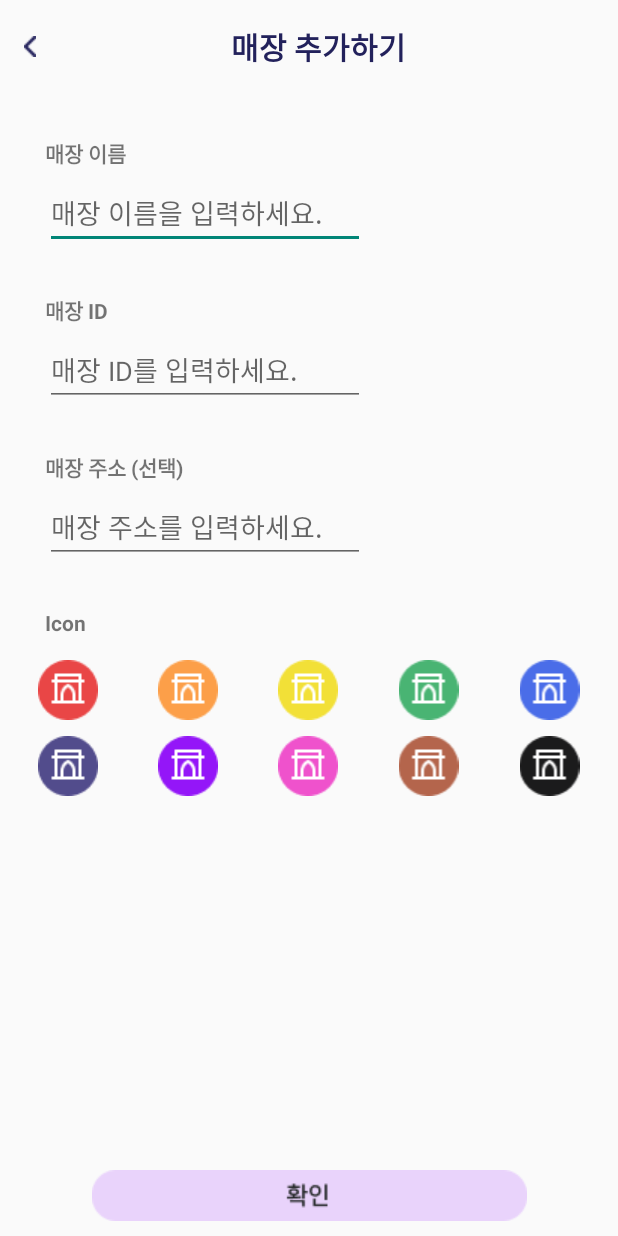
After one commit to DainChoi/Alibi_O, an Android app: the WorkaddActivity screen opened directly, with no data from a screen before it, on a phone screen of 412 x 824 dp. The commit adds this screen. Run offline under Robolectric (Android 15) with nearby library versions, the phone set to English and light mode, and no system bars.

Commit message:
매장추가하기

```diff
--- a/app/src/main/AndroidManifest.xml
+++ b/app/src/main/AndroidManifest.xml
@@ -9,11 +9,12 @@
         android:roundIcon="@mipmap/ic_launcher_round"
         android:supportsRtl="true"
         android:theme="@style/Theme.AppCompat.Light.NoActionBar">
-        <activity android:name=".ModifyActivity"></activity>
+        <activity android:name=".WorkaddActivity"></activity>
+        <activity android:name=".ModifyActivity" />
         <activity android:name=".WorkActivity" />
         <activity
             android:name=".SplashActivity"
-            android:theme="@style/SplashTheme"></activity>
+            android:theme="@style/SplashTheme" />
         <activity android:name=".LoginActivity" />
         <activity android:name=".RegisterActivity" />
         <activity android:name=".MainActivity">
--- a/app/src/main/java/com/dproject/alibi_o/MainActivity.java
+++ b/app/src/main/java/com/dproject/alibi_o/MainActivity.java
@@ -66,6 +66,17 @@ public class MainActivity extends AppCompatActivity {
             }
         });
 
+        ImageButton btn_workadd = findViewById(R.id.btn_workadd);
+        btn_workadd.setOnClickListener(new View.OnClickListener() {
+            @Override
+            public void onClick(View v) {
+
+                Intent intent = new Intent(MainActivity.this, WorkaddActivity.class);
+                startActivity(intent);
+                finish();
+            }
+        });
+
         // 탈퇴 처리
         // mFirebaseAuth.getCurrentUser().delete();
     }
--- /dev/null
+++ b/app/src/main/java/com/dproject/alibi_o/WorkaddActivity.java
@@ -0,0 +1,28 @@
+package com.dproject.alibi_o;
+
+import androidx.appcompat.app.AppCompatActivity;
+
+import android.content.Intent;
+import android.os.Bundle;
+import android.view.View;
+import android.widget.ImageButton;
+
+public class WorkaddActivity extends AppCompatActivity {
+
+    @Override
+    protected void onCreate(Bundle savedInstanceState) {
+        super.onCreate(savedInstanceState);
+        setContentView(R.layout.activity_workadd);
+
+        ImageButton btn_back = findViewById(R.id.btn_back);
+        btn_back.setOnClickListener(new View.OnClickListener() {
+            @Override
+            public void onClick(View v) {
+
+                Intent intent = new Intent(WorkaddActivity.this, MainActivity.class);
+                startActivity(intent);
+                finish();
+            }
+        });
+    }
+}
--- a/app/src/main/res/layout/activity_main.xml
+++ b/app/src/main/res/layout/activity_main.xml
@@ -40,6 +40,17 @@
         app:layout_constraintStart_toStartOf="parent"
         app:layout_constraintTop_toTopOf="parent" />
 
+    <ImageButton
+        android:id="@+id/btn_workadd"
+        android:layout_width="wrap_content"
+        android:layout_height="wrap_content"
+        android:layout_marginBottom="10dp"
+        android:background="#00FFFFFF"
+        android:src="@drawable/btn_workadd2"
+        app:layout_constraintBottom_toBottomOf="parent"
+        app:layout_constraintEnd_toEndOf="parent"
+        app:layout_constraintStart_toStartOf="parent" />
+
     <Button
         android:id="@+id/btn_move"
         android:layout_width="wrap_content"
@@ -49,4 +60,5 @@
         app:layout_constraintEnd_toEndOf="parent"
         app:layout_constraintStart_toStartOf="parent" />
 
+
 </androidx.constraintlayout.widget.ConstraintLayout>
--- /dev/null
+++ b/app/src/main/res/layout/activity_workadd.xml
@@ -0,0 +1,201 @@
+<?xml version="1.0" encoding="utf-8"?>
+<androidx.constraintlayout.widget.ConstraintLayout xmlns:android="http://schemas.android.com/apk/res/android"
+    xmlns:app="http://schemas.android.com/apk/res-auto"
+    xmlns:tools="http://schemas.android.com/tools"
+    android:layout_width="match_parent"
+    android:layout_height="match_parent"
+    tools:context=".WorkaddActivity">
+
+    <include
+        android:id="@+id/include"
+        layout="@layout/toolbar" />
+
+    <TextView
+        android:id="@+id/toolbar_size"
+        android:layout_width="match_parent"
+        android:layout_height="wrap_content"
+        android:padding="16dp"
+        app:layout_constraintEnd_toEndOf="parent"
+        app:layout_constraintStart_toStartOf="parent"
+        app:layout_constraintTop_toTopOf="parent" />
+
+    <TextView
+        android:id="@+id/text_name"
+        android:layout_width="wrap_content"
+        android:layout_height="wrap_content"
+        android:layout_marginStart="30dp"
+        android:layout_marginTop="40dp"
+        android:text="매장 이름"
+        android:textStyle="bold"
+        app:layout_constraintStart_toStartOf="parent"
+        app:layout_constraintTop_toBottomOf="@+id/toolbar_size" />
+
+    <EditText
+        android:id="@+id/et_name"
+        android:layout_width="wrap_content"
+        android:layout_height="wrap_content"
+        android:layout_marginTop="5dp"
+        android:ems="10"
+        android:hint="매장 이름을 입력하세요."
+        android:inputType="text"
+        app:layout_constraintStart_toStartOf="@+id/text_name"
+        app:layout_constraintTop_toBottomOf="@+id/text_name" />
+
+    <TextView
+        android:id="@+id/text_id"
+        android:layout_width="wrap_content"
+        android:layout_height="wrap_content"
+        android:layout_marginStart="30dp"
+        android:layout_marginTop="30dp"
+        android:text="매장 ID"
+        android:textStyle="bold"
+        app:layout_constraintStart_toStartOf="parent"
+        app:layout_constraintTop_toBottomOf="@+id/et_name" />
+
+    <EditText
+        android:id="@+id/et_id"
+        android:layout_width="wrap_content"
+        android:layout_height="wrap_content"
+        android:layout_marginTop="5dp"
+        android:ems="10"
+        android:hint="매장 ID를 입력하세요."
+        android:inputType="text"
+        app:layout_constraintStart_toStartOf="@+id/text_id"
+        app:layout_constraintTop_toBottomOf="@+id/text_id" />
+
+    <TextView
+        android:id="@+id/text_address"
+        android:layout_width="wrap_content"
+        android:layout_height="wrap_content"
+        android:layout_marginStart="30dp"
+        android:layout_marginTop="30dp"
+        android:text="매장 주소 (선택)"
+        android:textStyle="bold"
+        app:layout_constraintStart_toStartOf="parent"
+        app:layout_constraintTop_toBottomOf="@+id/et_id" />
+
+    <EditText
+        android:id="@+id/et_address"
+        android:layout_width="wrap_content"
+        android:layout_height="wrap_content"
+        android:layout_marginTop="5dp"
+        android:ems="10"
+        android:hint="매장 주소를 입력하세요."
+        android:inputType="text"
+        app:layout_constraintStart_toStartOf="@+id/text_address"
+        app:layout_constraintTop_toBottomOf="@+id/text_address" />
+
+    <TextView
+        android:id="@+id/text_icon"
+        android:layout_width="wrap_content"
+        android:layout_height="wrap_content"
+        android:layout_marginStart="30dp"
+        android:layout_marginTop="30dp"
+        android:text="Icon"
+        android:textStyle="bold"
+        app:layout_constraintStart_toStartOf="parent"
+        app:layout_constraintTop_toBottomOf="@+id/et_address" />
+
+    <LinearLayout
+        android:layout_width="match_parent"
+        android:layout_height="wrap_content"
+        android:layout_marginTop="10dp"
+        android:orientation="vertical"
+        android:weightSum="2"
+        app:layout_constraintEnd_toEndOf="parent"
+        app:layout_constraintStart_toStartOf="parent"
+        app:layout_constraintTop_toBottomOf="@+id/text_icon">
+
+        <LinearLayout
+            android:layout_width="match_parent"
+            android:layout_height="wrap_content"
+            android:layout_weight="1"
+            android:weightSum="5"
+            android:layout_margin="5dp">
+
+            <ImageView
+                android:layout_width="wrap_content"
+                android:layout_height="wrap_content"
+                android:layout_weight="1"
+                android:src="@drawable/icon" />
+
+            <ImageView
+                android:layout_width="wrap_content"
+                android:layout_height="wrap_content"
+                android:layout_weight="1"
+                android:src="@drawable/icon1" />
+
+            <ImageView
+                android:layout_width="wrap_content"
+                android:layout_height="wrap_content"
+                android:layout_weight="1"
+                android:src="@drawable/icon2" />
+
+            <ImageView
+                android:layout_width="wrap_content"
+                android:layout_height="wrap_content"
+                android:layout_weight="1"
+                android:src="@drawable/icon3" />
+
+            <ImageView
+                android:layout_width="wrap_content"
+                android:layout_height="wrap_content"
+                android:layout_weight="1"
+                android:src="@drawable/icon4" />
+        </LinearLayout>
+
+        <LinearLayout
+            android:layout_width="match_parent"
+            android:layout_height="wrap_content"
+            android:layout_weight="1"
+            android:weightSum="5"
+
+            android:layout_margin="5dp">
+
+            <ImageView
+                android:layout_width="wrap_content"
+                android:layout_height="wrap_content"
+                android:layout_weight="1"
+                android:src="@drawable/icon5" />
+
+            <ImageView
+                android:layout_width="wrap_content"
+                android:layout_height="wrap_content"
+                android:layout_weight="1"
+                android:src="@drawable/icon6" />
+
+            <ImageView
+                android:layout_width="wrap_content"
+                android:layout_height="wrap_content"
+                android:layout_weight="1"
+                android:src="@drawable/icon7" />
+
+            <ImageView
+                android:layout_width="wrap_content"
+                android:layout_height="wrap_content"
+                android:layout_weight="1"
+                android:src="@drawable/icon8" />
+
+            <ImageView
+                android:layout_width="wrap_content"
+                android:layout_height="wrap_content"
+                android:layout_weight="1"
+                android:src="@drawable/icon9" />
+        </LinearLayout>
+
+
+    </LinearLayout>
+
+
+    <ImageButton
+        android:id="@+id/btn_check"
+        android:layout_width="wrap_content"
+        android:layout_height="wrap_content"
+        android:layout_marginBottom="10dp"
+        android:background="#00FFFFFF"
+        android:src="@drawable/btn_check"
+        app:layout_constraintBottom_toBottomOf="parent"
+        app:layout_constraintEnd_toEndOf="parent"
+        app:layout_constraintStart_toStartOf="parent" />
+
+</androidx.constraintlayout.widget.ConstraintLayout>
--- /dev/null
+++ b/app/src/main/res/layout/toolbar.xml
@@ -0,0 +1,32 @@
+<?xml version="1.0" encoding="utf-8"?>
+<RelativeLayout xmlns:android="http://schemas.android.com/apk/res/android"
+    android:layout_width="match_parent"
+    android:layout_height="match_parent">
+
+    <RelativeLayout
+        android:layout_width="match_parent"
+        android:layout_height="wrap_content"
+        android:padding="16dp">
+
+        <ImageButton
+            android:id="@+id/btn_back"
+            android:layout_width="wrap_content"
+            android:layout_height="wrap_content"
+            android:src="@drawable/ic_back"
+            android:background="#00FFFFFF"
+            android:layout_centerVertical="true" />
+
+        <TextView
+            android:layout_width="wrap_content"
+            android:layout_height="wrap_content"
+            android:layout_marginStart="130dp"
+            android:layout_toEndOf="@+id/btn_back"
+            android:text="매장 추가하기"
+            android:textColor="#22215B"
+            android:textSize="20sp"
+            android:textStyle="bold"
+            android:layout_centerVertical="true"/>
+
+    </RelativeLayout>
+
+</RelativeLayout>
```
Also changed, not shown: app/src/main/res/drawable/btn_check.png (added), app/src/main/res/drawable/btn_workadd2.png (added), app/src/main/res/drawable/icon.png (added), app/src/main/res/drawable/icon1.png (added), app/src/main/res/drawable/icon2.png (added), app/src/main/res/drawable/icon3.png (added), app/src/main/res/drawable/icon4.png (added), app/src/main/res/drawable/icon5.png (added), app/src/main/res/drawable/icon6.png (added), app/src/main/res/drawable/icon7.png (added), app/src/main/res/drawable/icon8.png (added), app/src/main/res/drawable/icon9.png (added).
